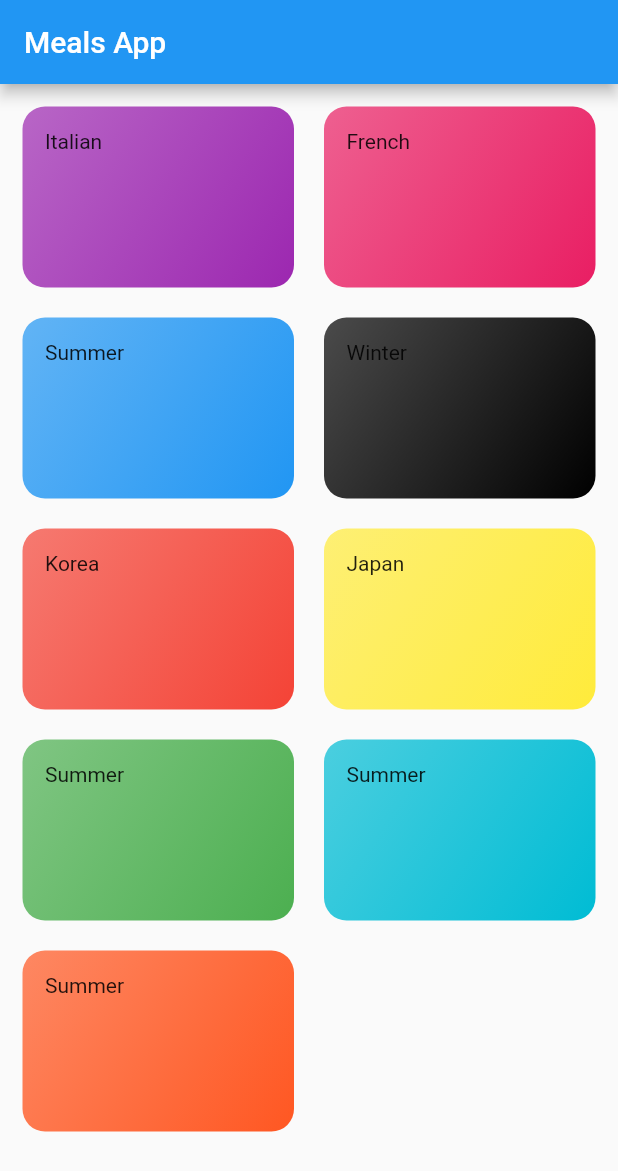
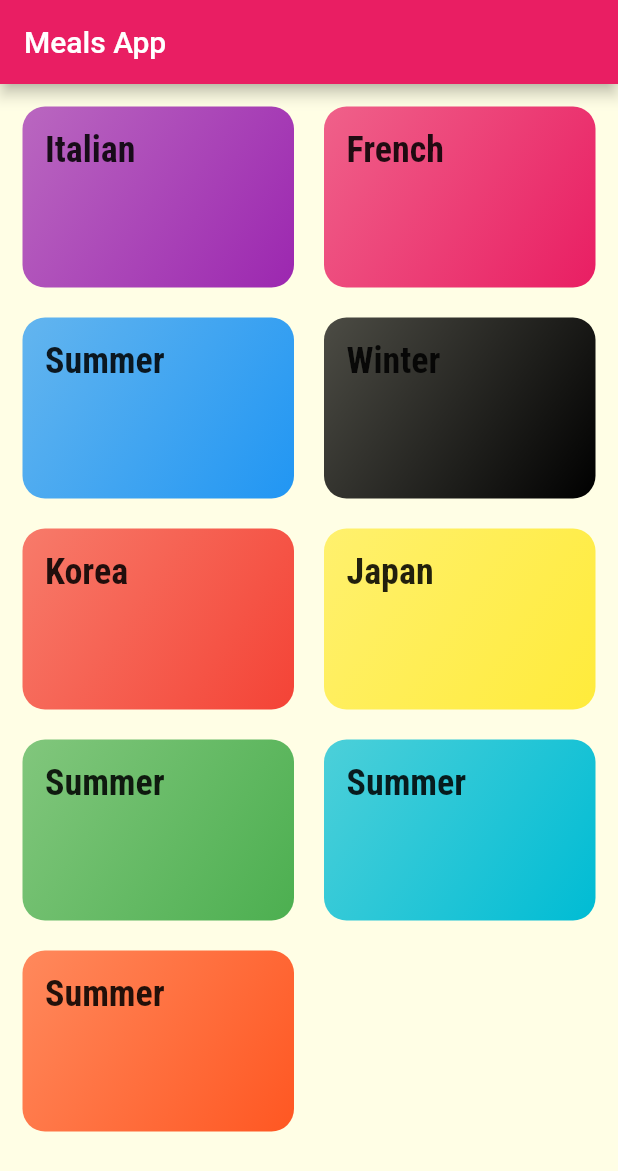
Before and after one commit to somnwal/Flutter_Example, a Flutter app: the screen it shows after launch, on a phone screen of 412 x 824 dp. Shown: the top 1171 px of the screen. Run offline on Flutter 3.47's test engine with Material 2 defaults, Android fonts, the phone set to English and light mode, and no system bars.

Commit message:
20230215

```diff
--- a/meals_app/lib/categories_screen.dart
+++ b/meals_app/lib/categories_screen.dart
@@ -1,6 +1,5 @@
 import 'package:flutter/material.dart';
 import 'package:meals_app/dummy_data.dart';
-import './models/category.dart';
 import './category_item.dart';
 
 class CategoriesScreen extends StatelessWidget {
@@ -22,6 +21,7 @@ class CategoriesScreen extends StatelessWidget {
         ),
         children: DUMMY_CATEGORIES
             .map((data) => CategoryItem(
+                  data.id,
                   data.title,
                   data.color,
                 ))
--- a/meals_app/lib/category_item.dart
+++ b/meals_app/lib/category_item.dart
@@ -1,17 +1,29 @@
 import 'package:flutter/material.dart';
-import './dummy_data.dart';
+
+import './category_meals_screen.dart';
 
 class CategoryItem extends StatelessWidget {
+  final String id;
   final String title;
   final Color color;
 
-  CategoryItem(this.title, this.color);
+  const CategoryItem(this.id, this.title, this.color, {super.key});
+
+  void selectCategory(BuildContext context) {
+    Navigator.of(context).pushNamed(
+      '/category-meals',
+      arguments: {'id': id, 'title': title},
+    );
+  }
 
   @override
   Widget build(BuildContext context) {
-    return Container(
+    return InkWell(
+      onTap: () => selectCategory(context),
+      splashColor: Theme.of(context).primaryColor,
+      borderRadius: BorderRadius.circular(15),
+      child: Container(
         padding: const EdgeInsets.all(15),
-      child: Text(title),
         decoration: BoxDecoration(
           gradient: LinearGradient(
             colors: [
@@ -23,6 +35,11 @@ class CategoryItem extends StatelessWidget {
           ),
           borderRadius: BorderRadius.circular(15),
         ),
+        child: Text(
+          title,
+          style: Theme.of(context).textTheme.titleMedium,
+        ),
+      ),
     );
   }
 }
--- a/meals_app/lib/main.dart
+++ b/meals_app/lib/main.dart
@@ -1,4 +1,5 @@
 import 'package:flutter/material.dart';
+import 'package:meals_app/category_meals_screen.dart';
 import './categories_screen.dart';
 
 void main() {
@@ -11,12 +12,31 @@ class MyApp extends StatelessWidget {
   @override
   Widget build(BuildContext context) {
     return MaterialApp(
-      title: 'Flutter Demo',
-      theme: ThemeData(
-        primarySwatch: Colors.blue,
-      ),
-      home: CategoriesScreen(),
-    );
+        title: 'Flutter Demo',
+        theme: ThemeData(
+          canvasColor: const Color.fromRGBO(255, 254, 229, 1),
+          fontFamily: 'Raleway',
+          textTheme: ThemeData.light().textTheme.copyWith(
+                bodyLarge: const TextStyle(
+                  color: Color.fromRGBO(20, 51, 51, 1),
+                ),
+                bodyMedium: const TextStyle(
+                  color: Color.fromRGBO(20, 51, 51, 1),
+                ),
+                titleMedium: const TextStyle(
+                  fontSize: 24,
+                  fontFamily: 'RobotoCondensed',
+                  fontWeight: FontWeight.bold,
+                ),
+              ),
+          colorScheme: ColorScheme.fromSwatch(primarySwatch: Colors.pink)
+              .copyWith(secondary: Colors.amber),
+        ),
+        initialRoute: '/',
+        routes: {
+          '/': (ctx) => const CategoriesScreen(),
+          '/category-meals': (ctx) => const CategoryMealsScreen(),
+        });
   }
 }
 
```
Also changed, not shown: meals_app/lib/category_meals_screen.dart (added, +23 -0 lines), meals_app/pubspec.yaml (+17 -11 lines). Lines whose indentation alone changed are shown as unchanged.
